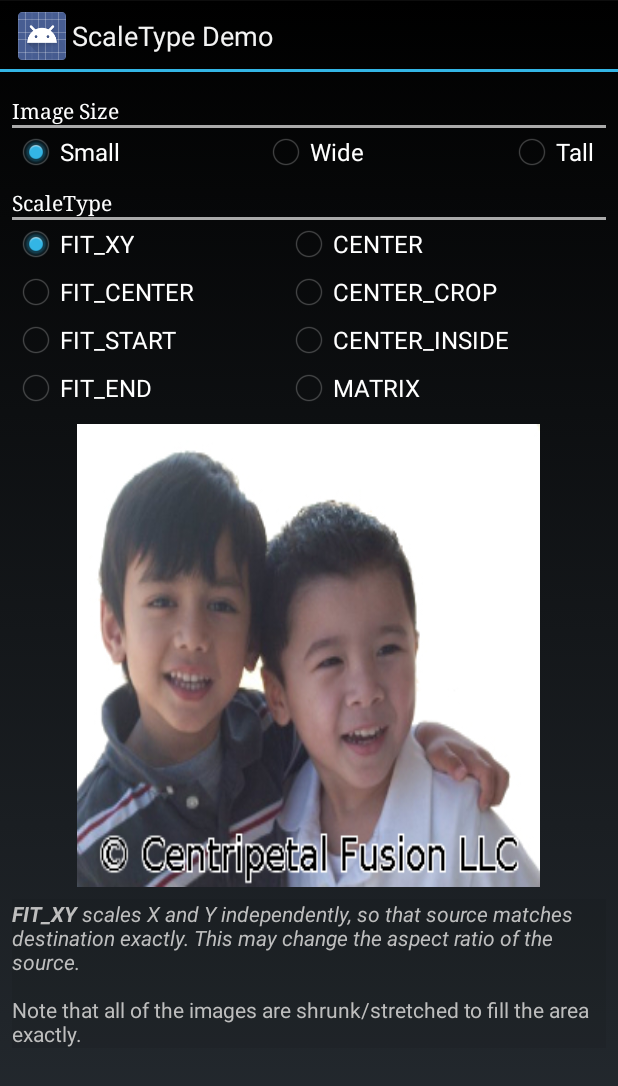
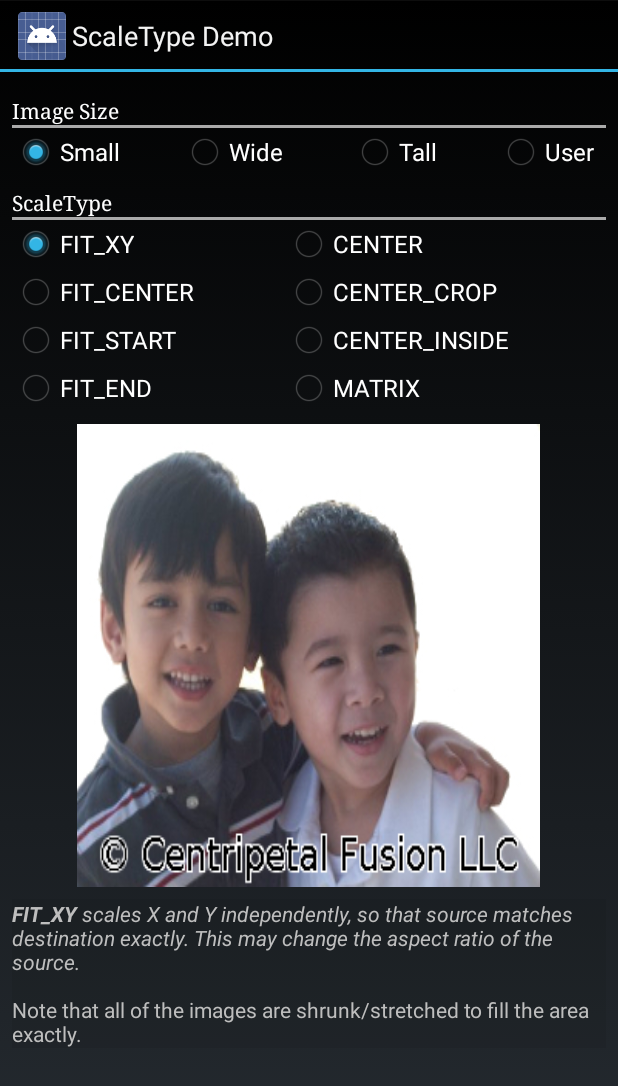
Before and after one commit to TampaBayAndroid/ScaleType-Demo, an Android app: the screen it shows after launch (MainActivity), on a phone screen of 412 x 824 dp. Shown: the top 1086 px of the screen. Run offline under Robolectric (Android 15) with nearby library versions, the phone set to English and light mode, and no system bars.

Commit message:
Allow the user to select an on-device image

```diff
--- a/app/src/main/res/layout-w500dp-land/activity_main.xml
+++ b/app/src/main/res/layout-w500dp-land/activity_main.xml
@@ -50,11 +50,19 @@
 
             <RadioButton
                 android:id="@+id/tall"
+                android:layout_width="0dp"
+                android:layout_height="wrap_content"
+                android:layout_weight="44"
+                android:onClick="handleImageSizeClick"
+                android:text="@string/tall"/>
+
+            <RadioButton
+                android:id="@+id/user"
                 android:layout_width="wrap_content"
                 android:layout_height="wrap_content"
                 android:layout_weight="0"
                 android:onClick="handleImageSizeClick"
-                android:text="@string/tall"/>
+                android:text="@string/user"/>
         </RadioGroup>
 
         <TextView
--- a/app/src/main/res/layout/activity_main.xml
+++ b/app/src/main/res/layout/activity_main.xml
@@ -35,7 +35,7 @@
                 android:id="@+id/small"
                 android:layout_width="0dp"
                 android:layout_height="wrap_content"
-                android:layout_weight="42"
+                android:layout_weight="35"
                 android:onClick="handleImageSizeClick"
                 android:text="@string/small"/>
 
@@ -43,17 +43,26 @@
                 android:id="@+id/wide"
                 android:layout_width="0dp"
                 android:layout_height="wrap_content"
-                android:layout_weight="41"
+                android:layout_weight="35"
                 android:onClick="handleImageSizeClick"
                 android:text="@string/wide"/>
 
             <RadioButton
                 android:id="@+id/tall"
+                android:layout_width="0dp"
+                android:layout_height="wrap_content"
+                android:layout_weight="30"
+                android:onClick="handleImageSizeClick"
+                android:text="@string/tall"/>
+
+            <RadioButton
+                android:id="@+id/user"
                 android:layout_width="wrap_content"
                 android:layout_height="wrap_content"
                 android:layout_weight="0"
                 android:onClick="handleImageSizeClick"
-                android:text="@string/tall"/>
+                android:padding="0dp"
+                android:text="@string/user"/>
         </RadioGroup>
 
         <TextView
--- a/app/src/main/res/values/strings.xml
+++ b/app/src/main/res/values/strings.xml
@@ -5,6 +5,7 @@
     <string name="small">Small</string>
     <string name="wide">Wide</string>
     <string name="tall">Tall</string>
+    <string name="user">User</string>
 
     <string name="scale_type">ScaleType</string>
     <string name="fit_center">FIT_CENTER</string>
```
Also changed, not shown: app/src/main/java/org/tbadg/scaletypedemo/MainActivity.java (+23 -0 lines).
